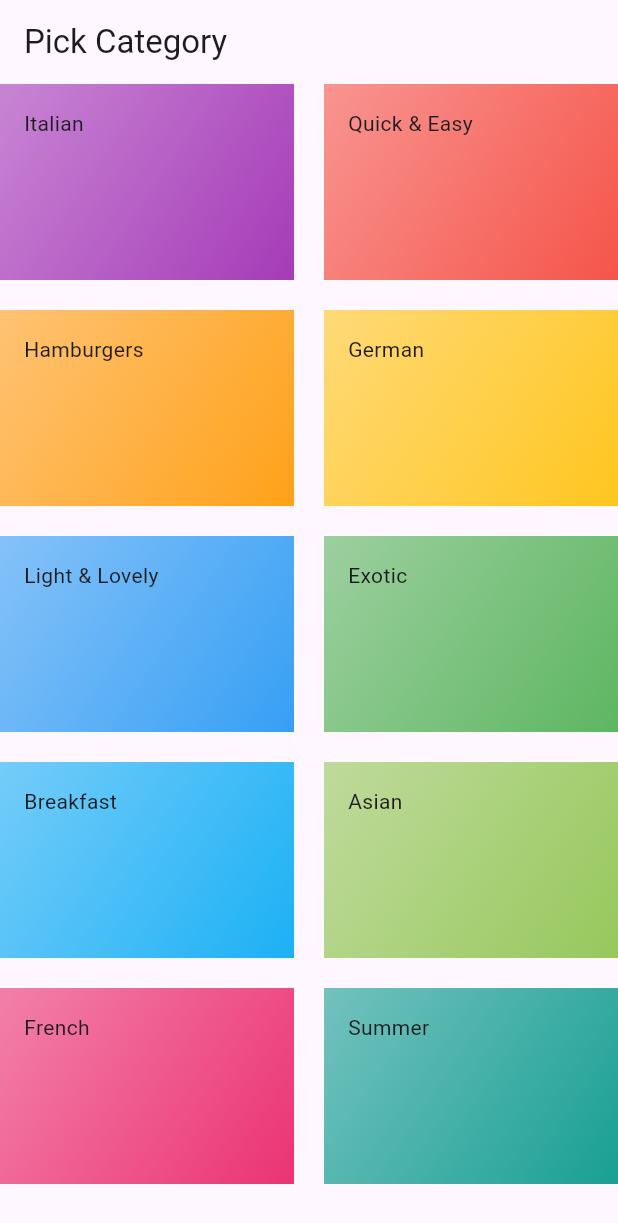
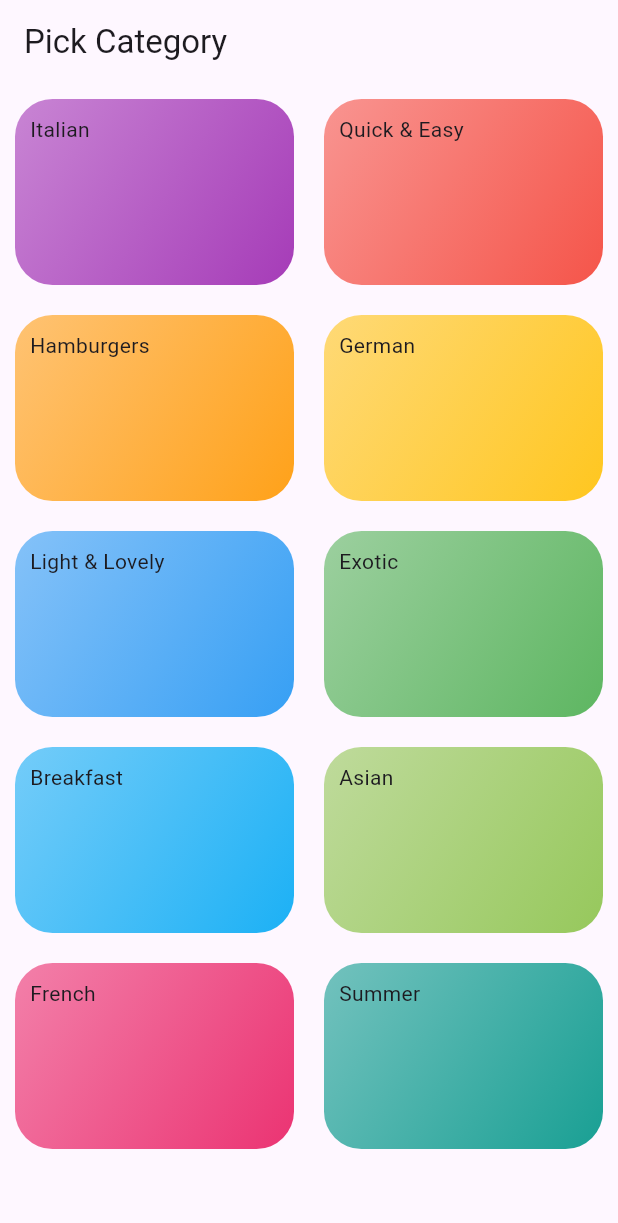
Before and after one commit to renkunji123/cooking_tutorial, a Flutter app: the screen it shows after launch, on a phone screen of 412 x 824 dp. Shown: the top 1223 px of the screen. Run offline on Flutter 3.47's test engine with Material 3 defaults, Android fonts, the light colour scheme and no system bars.

Commit message:
radius item

```diff
--- a/lib/categories.dart
+++ b/lib/categories.dart
@@ -10,6 +10,7 @@ class CategoriesScreen extends StatelessWidget {
        title: const Text('Pick Category'),
      ),
      body: GridView(
+       padding: const EdgeInsets.all(10),
        gridDelegate: const SliverGridDelegateWithFixedCrossAxisCount(
          crossAxisCount: 2,
          childAspectRatio: 3/2,
--- a/lib/widgets/category_grid_item.dart
+++ b/lib/widgets/category_grid_item.dart
@@ -8,20 +8,28 @@ class CategoryGridItem extends StatelessWidget {
 
   @override
   Widget build(BuildContext context) {
-    return Container(
-      padding: const EdgeInsets.all(16),
+    return InkWell(
+      onTap: () {},
+        splashColor: Theme.of(context).primaryColor,
+        borderRadius: BorderRadius.circular(25),
+      child: Container(
+      padding: const EdgeInsets.all(10),
       decoration: BoxDecoration(
-      gradient: LinearGradient(colors: [
-        category.color.withOpacity(0.55),
-        category.color.withOpacity(0.9),
-      ],
-      begin: Alignment.topLeft,
-      end: Alignment.bottomRight,)
+        borderRadius: BorderRadius.circular(25),
+        gradient: LinearGradient(
+          colors: [
+            category.color.withOpacity(0.55),
+            category.color.withOpacity(0.9),
+          ],
+          begin: Alignment.topLeft,
+          end: Alignment.bottomRight,
+        )
       ),
       child: Text(
         category.title,
 
       ),
+      )
     );
   }
 }
```
